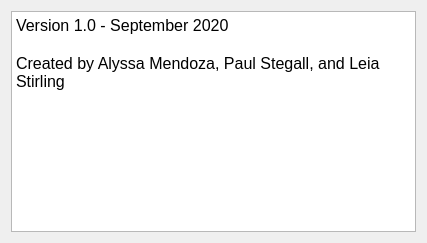
Above: AboutWindow.ui from stirling-research-group/ENG100-Controls before the change. Below: the same form after it.
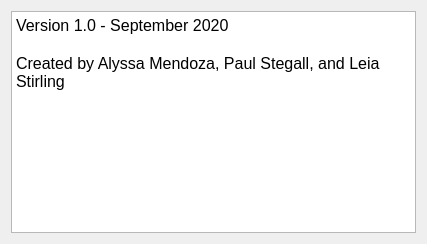
That is the form after the change. Icons and pictures are not drawn.

Commit message: Added debugging mode and adjusted GUI styling

Diff of the .ui file:
```diff
--- a/AboutWindow.ui
+++ b/AboutWindow.ui
@@ -7,7 +7,7 @@
     <x>0</x>
     <y>0</y>
     <width>427</width>
-    <height>243</height>
+    <height>244</height>
    </rect>
   </property>
   <property name="windowTitle">
```
Left out of the diff: 4 changed lines with no effect on the pictures. The commit also changes 6 other files.
